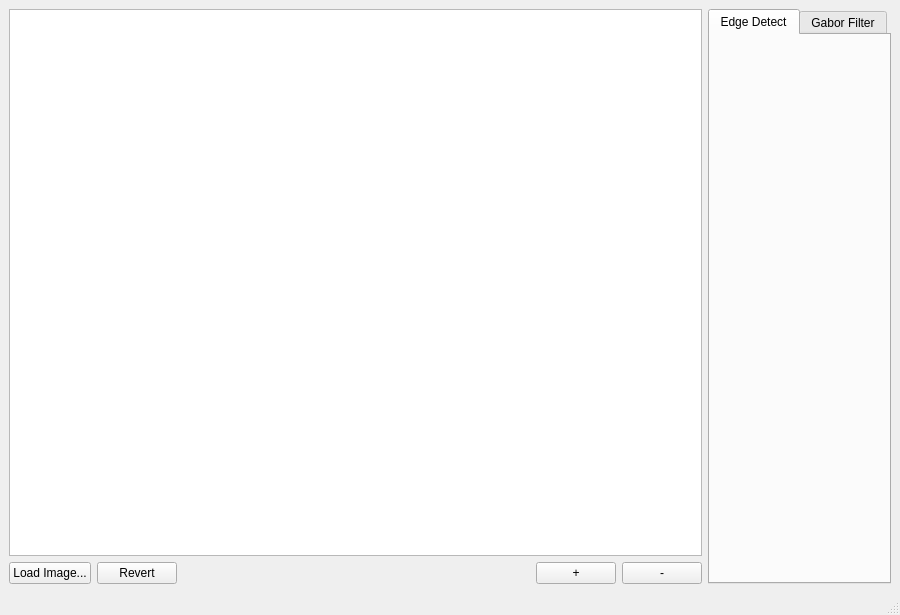
The window that MainWindow.ui (jaso-r/CVTests) describes before a commit, drawn with Qt 5.
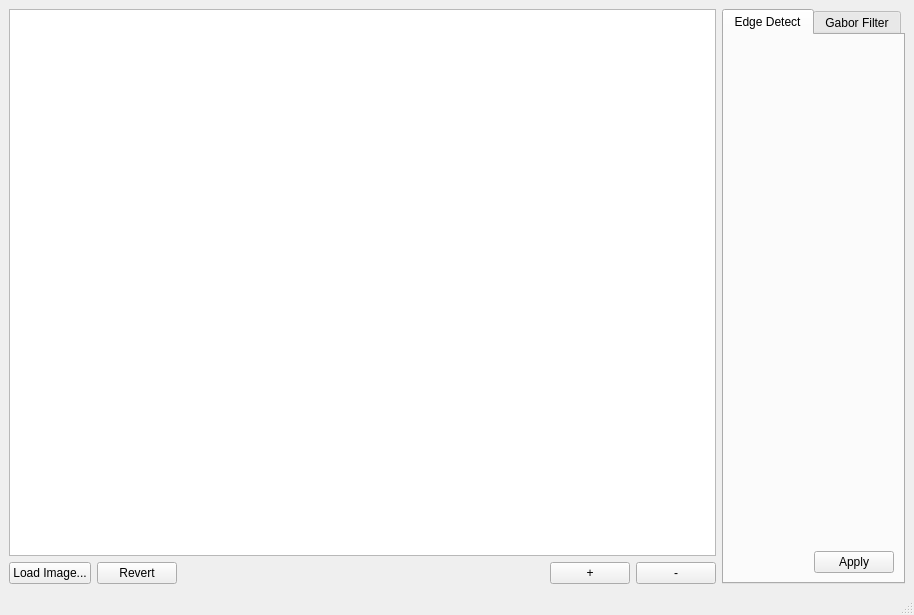
The same window after the commit.

Diff of the .ui file:
```diff
--- a/MainWindow.ui
+++ b/MainWindow.ui
@@ -6,7 +6,7 @@
    <rect>
     <x>0</x>
     <y>0</y>
-    <width>900</width>
+    <width>914</width>
     <height>615</height>
    </rect>
   </property>
@@ -96,9 +96,64 @@
              <number>0</number>
             </property>
             <widget class="QWidget" name="edgeDetect">
+             <property name="sizePolicy">
+              <sizepolicy hsizetype="Preferred" vsizetype="Preferred">
+               <horstretch>0</horstretch>
+               <verstretch>0</verstretch>
+              </sizepolicy>
+             </property>
+             <property name="layoutDirection">
+              <enum>Qt::LeftToRight</enum>
+             </property>
+             <property name="autoFillBackground">
+              <bool>false</bool>
+             </property>
              <attribute name="title">
               <string>Edge Detect</string>
              </attribute>
+             <layout class="QGridLayout" name="gridLayout">
+              <item row="0" column="0">
+               <layout class="QVBoxLayout" name="verticalLayout">
+                <item>
+                 <spacer name="verticalSpacer">
+                  <property name="orientation">
+                   <enum>Qt::Vertical</enum>
+                  </property>
+                  <property name="sizeHint" stdset="0">
+                   <size>
+                    <width>20</width>
+                    <height>40</height>
+                   </size>
+                  </property>
+                 </spacer>
+                </item>
+                <item>
+                 <layout class="QHBoxLayout" name="horizontalLayout_6">
+                  <item>
+                   <spacer name="horizontalSpacer_2">
+                    <property name="orientation">
+                     <enum>Qt::Horizontal</enum>
+                    </property>
+                    <property name="sizeHint" stdset="0">
+                     <size>
+                      <width>40</width>
+                      <height>20</height>
+                     </size>
+                    </property>
+                   </spacer>
+                  </item>
+                  <item>
+                   <widget class="QPushButton" name="edgeDetectApplyButton">
+                    <property name="text">
+                     <string>Apply</string>
+                    </property>
+                   </widget>
+                  </item>
+                 </layout>
+                </item>
+               </layout>
+              </item>
+             </layout>
             </widget>
             <widget class="QWidget" name="gaborFilter">
              <attribute name="title">
```
Left out of the diff: 2 changed lines with no effect on the pictures.
